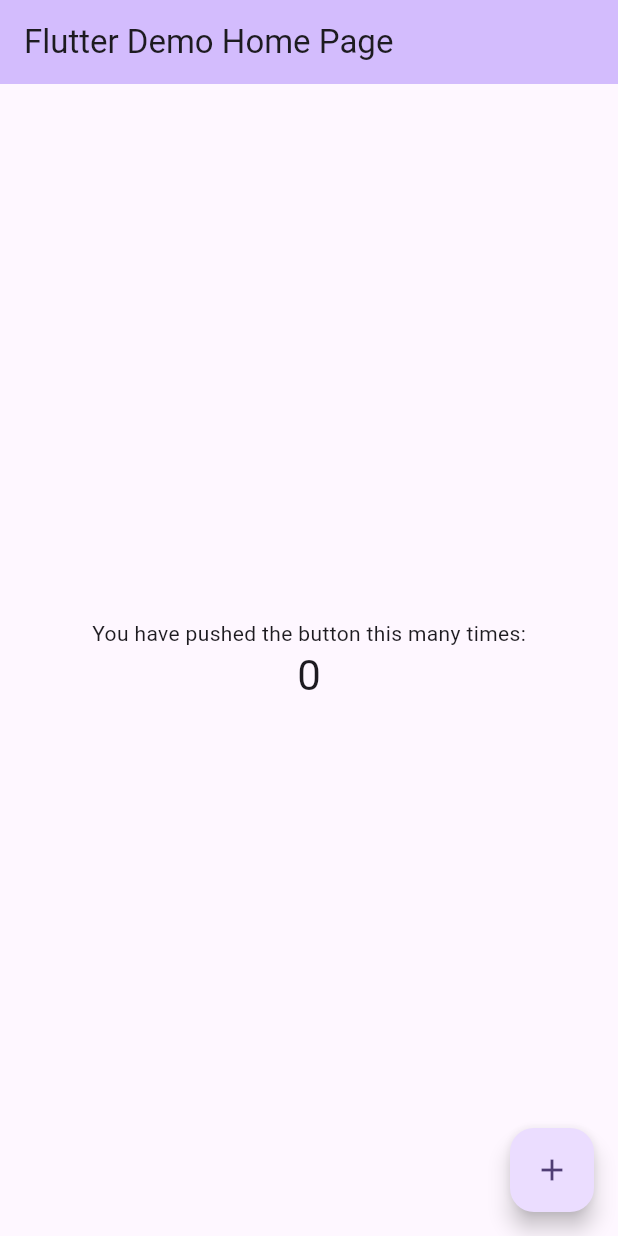
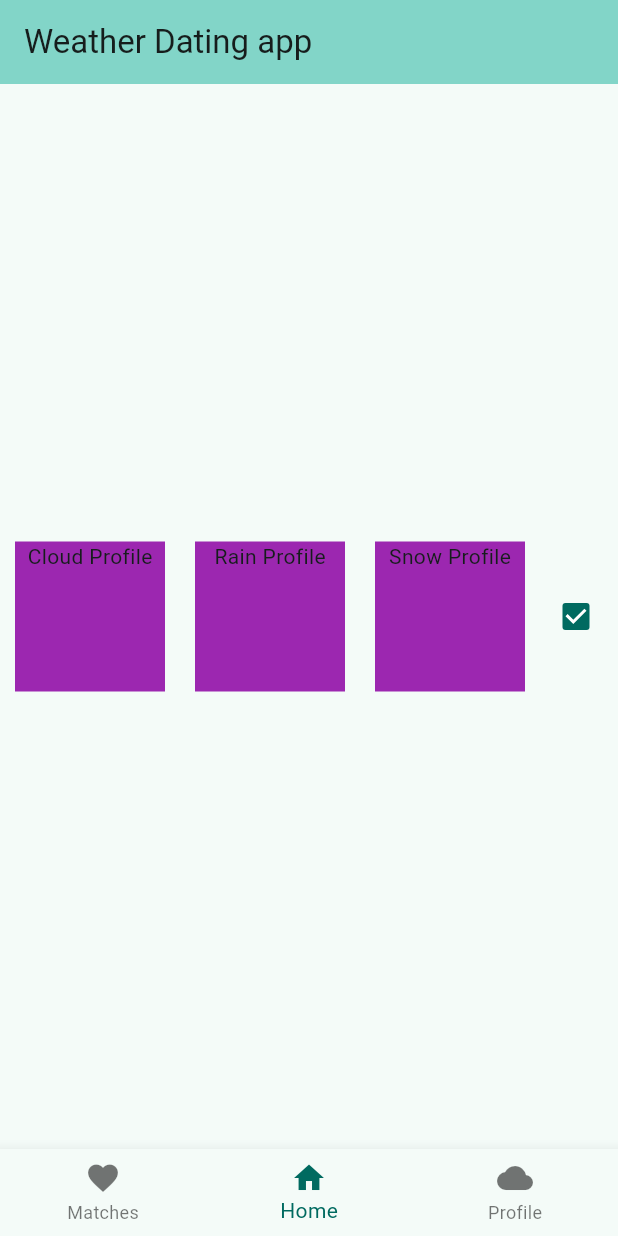
Before and after one commit to DarkRose2021/WeatherAPI, a Flutter app: the screen it shows after launch, on a phone screen of 412 x 824 dp. Run offline on Flutter 3.47's test engine with Material 3 defaults, Android fonts, the phone set to English and light mode, and no system bars.

Commit message:
in class demo

```diff
--- a/lib/main.dart
+++ b/lib/main.dart
@@ -6,14 +6,13 @@ void main() {
 
 class MyApp extends StatelessWidget {
   const MyApp({super.key});
-
-  // This widget is the root of your application.
   @override
   Widget build(BuildContext context) {
+    dynamic appTitle = "Wether Dating App";
     return MaterialApp(
-      title: 'Flutter Demo',
+      title: appTitle,
       theme: ThemeData(
-        colorScheme: ColorScheme.fromSeed(seedColor: Colors.deepPurple),
+        colorScheme: ColorScheme.fromSeed(seedColor: Colors.teal),
         useMaterial3: true,
       ),
       home: const MyHomePage(title: 'Flutter Demo Home Page'),
@@ -30,40 +29,65 @@ class MyHomePage extends StatefulWidget {
 }
 
 class _MyHomePageState extends State<MyHomePage> {
-  int _counter = 0;
 
-  void _incrementCounter() {
-    setState(() {
-      _counter++;
-    });
+  Container buildProfileCard(String profileType) {
+    return Container(
+      width: 100,
+      height: 100,
+      margin: EdgeInsets.all(10.0),
+      color: Colors.purple,
+      child: Column(
+        children: [
+          Text(profileType),
+        ],
+      ),
+    );
   }
+
+  bool? isChecked = true;
+
 
   @override
   Widget build(BuildContext context) {
     return Scaffold(
       appBar: AppBar(
         backgroundColor: Theme.of(context).colorScheme.inversePrimary,
-        title: Text(widget.title),
+        title: const Text("Weather Dating app"),
       ),
       body: Center(
-        child: Column(
-          mainAxisAlignment: MainAxisAlignment.center,
+        child: Row(
           children: <Widget>[
-            const Text(
-              'You have pushed the button this many times:',
-            ),
-            Text(
-              '$_counter',
-              style: Theme.of(context).textTheme.headlineMedium,
-            ),
+            buildProfileCard("Cloud Profile"),
+            buildProfileCard("Rain Profile"),
+            buildProfileCard("Snow Profile"),
+            Checkbox(
+              value: isChecked,
+              onChanged: (bool? value) {
+                setState(() {
+                  isChecked = value;
+                });
+              },
+            )
           ],
         ),
       ),
-      floatingActionButton: FloatingActionButton(
-        onPressed: _incrementCounter,
-        tooltip: 'Increment',
-        child: const Icon(Icons.add),
-      ), // This trailing comma makes auto-formatting nicer for build methods.
+      bottomNavigationBar: BottomNavigationBar(
+        currentIndex: 1,
+        items: const <BottomNavigationBarItem>[
+          BottomNavigationBarItem(
+            icon: Icon(Icons.favorite),
+            label: 'Matches',
+          ),
+          BottomNavigationBarItem(
+            icon: Icon(Icons.home),
+            label: 'Home',
+          ),
+          BottomNavigationBarItem(
+            icon: Icon(Icons.cloud),
+            label: 'Profile',
+          ),
+        ],
+      ),
     );
   }
 }
```
